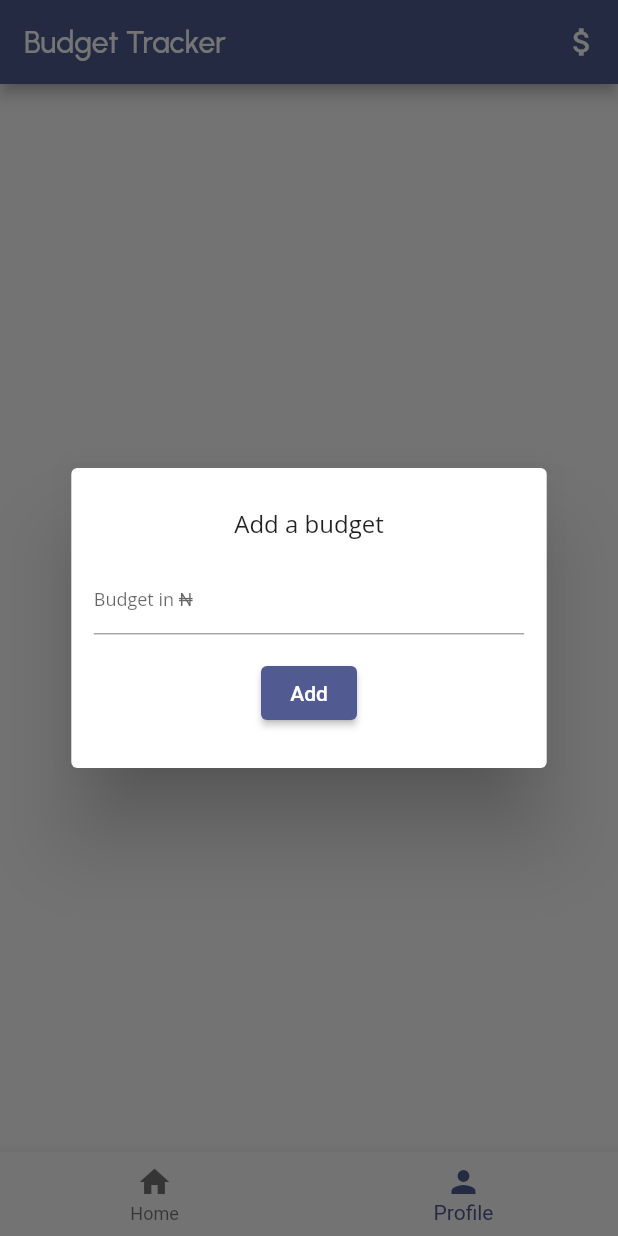
After one commit to OlawaleJnr/budget-tracker, a Flutter app: the screen it shows after launch, item 2 of the bottom bar chosen, after a tap on the "attach money" icon, on a phone screen of 412 x 824 dp. The commit adds this screen. Run offline on Flutter 3.47's test engine with Material 2 defaults, Android fonts, the phone set to English and light mode, and no system bars; our stand-ins replace google_fonts, percent_indicator.

Commit message:
features(added): Added addBudgetDialog widget

```diff
--- a/lib/screens/home.dart
+++ b/lib/screens/home.dart
@@ -1,5 +1,6 @@
 import 'package:budget_tracker/pages/home_page.dart';
 import 'package:budget_tracker/pages/profile_page.dart';
+import 'package:budget_tracker/widgets/Dialogs/add_budget_dialog.dart';
 import "package:flutter/material.dart";
 import 'package:google_fonts/google_fonts.dart';
 
@@ -43,6 +44,25 @@ class _HomeState extends State<Home> {
             fontWeight: FontWeight.w500,
           ),
         ),
+        actions: [
+          IconButton(
+            onPressed: () {
+              showDialog(
+                context: context,
+                builder: (builder) {
+                  return AddBudgetDialog(
+                    budget: (budget ) {
+
+                    },
+                  );
+                }
+              );
+            },
+            icon: const Icon(
+              Icons.attach_money,
+            ),
+          ),
+        ],
       ),
       body: pages[_currentPageIndex],
       bottomNavigationBar: BottomNavigationBar(
--- /dev/null
+++ b/lib/widgets/Dialogs/add_budget_dialog.dart
@@ -0,0 +1,89 @@
+import 'dart:io';
+import 'package:flutter/material.dart';
+import 'package:flutter/services.dart';
+import 'package:google_fonts/google_fonts.dart';
+import 'package:intl/intl.dart';
+
+class AddBudgetDialog extends StatefulWidget {
+  /// A function that takes in a double and returns nothing.
+  final Function(double) budget;
+
+  /// A constructor that takes in a function and a key.
+  const AddBudgetDialog({
+    required this.budget,
+    Key? key
+  }) : super(key: key);
+
+  @override
+  State<AddBudgetDialog> createState() => _AddBudgetDialogState();
+}
+
+class _AddBudgetDialogState extends State<AddBudgetDialog> {
+  /// A way to get the value of the text field.
+  final TextEditingController budgetController = TextEditingController();
+
+  @override
+  Widget build(BuildContext context) {
+    /// Getting the size of the screen.
+    final screenSize = MediaQuery.of(context).size;
+    /// A way to format the currency to the user's locale.
+    final format = NumberFormat.simpleCurrency(
+      locale: Platform.localeName,
+      name: 'NGN',
+    );
+
+    return Dialog(
+      child: SizedBox(
+        width: (screenSize.width / 1.3),
+        height: 200,
+        child: Padding(
+          padding: const EdgeInsets.all(15.0),
+          child: Column(
+            mainAxisAlignment: MainAxisAlignment.center,
+            children: [
+              Text(
+                "Add a budget",
+                style: GoogleFonts.openSans(
+                  fontSize: 16,
+                ),
+              ),
+              const SizedBox(
+                height: 15,
+              ),
+              TextField(
+                controller: budgetController,
+                keyboardType: TextInputType.number,
+                inputFormatters: <TextInputFormatter> [
+                  FilteringTextInputFormatter.digitsOnly
+                ],
+                decoration: InputDecoration(
+                  hintText: "Budget in ${format.currencySymbol}",
+                  hintStyle: GoogleFonts.openSans(
+                    fontSize: 12,
+                  ),
+                ),
+                style: GoogleFonts.urbanist(
+                  fontSize: 14,
+                ),
+              ),
+              const SizedBox(
+                height: 15,
+              ),
+              ElevatedButton(
+                onPressed: () {
+                  if(budgetController.text.isNotEmpty) {
+                    widget.budget(double.parse(budgetController.text));
+                    Navigator.pop(context);
+                  }
+                },
+                child: const Text(
+                  "Add",
+                ),
+              ),
+            ],
+          ),
+        ),
+      ),
+    );
+  }
+}
--- a/lib/widgets/Dialogs/add_transaction_dialog.dart
+++ b/lib/widgets/Dialogs/add_transaction_dialog.dart
@@ -45,7 +45,7 @@ class _AddTransactionDialogState extends State<AddTransactionDialog> {
               Text(
                 "Add an expense",
                 style: GoogleFonts.openSans(
-                  fontSize: 16
+                  fontSize: 16,
                 ),
               ),
               const SizedBox(
```
